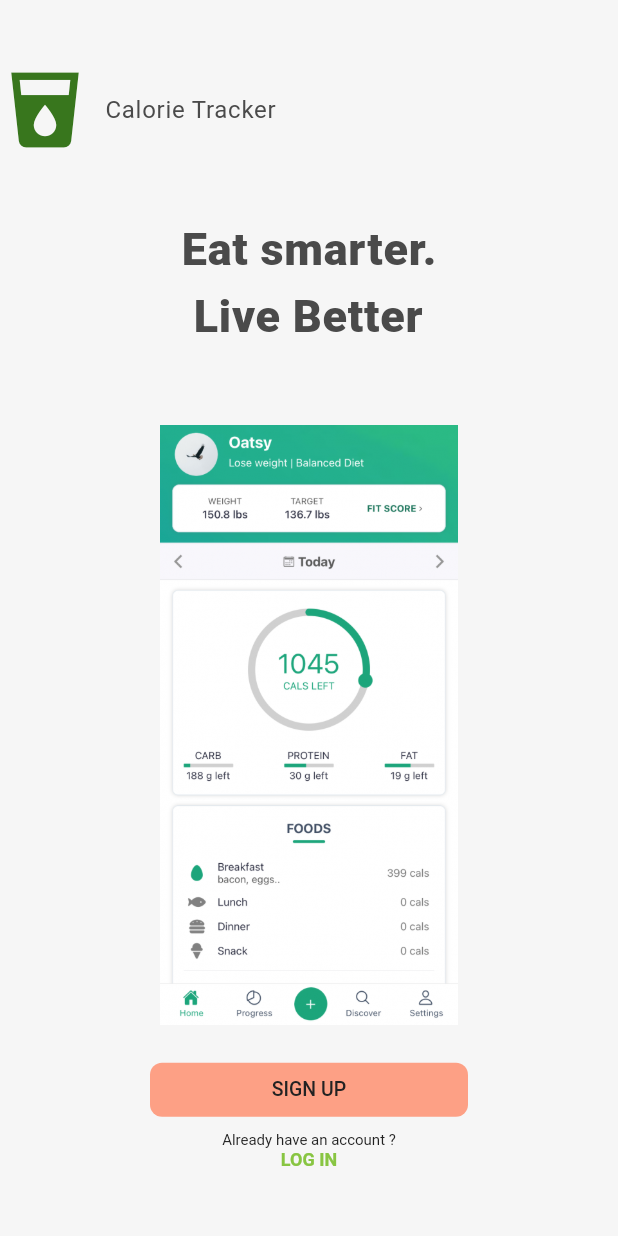
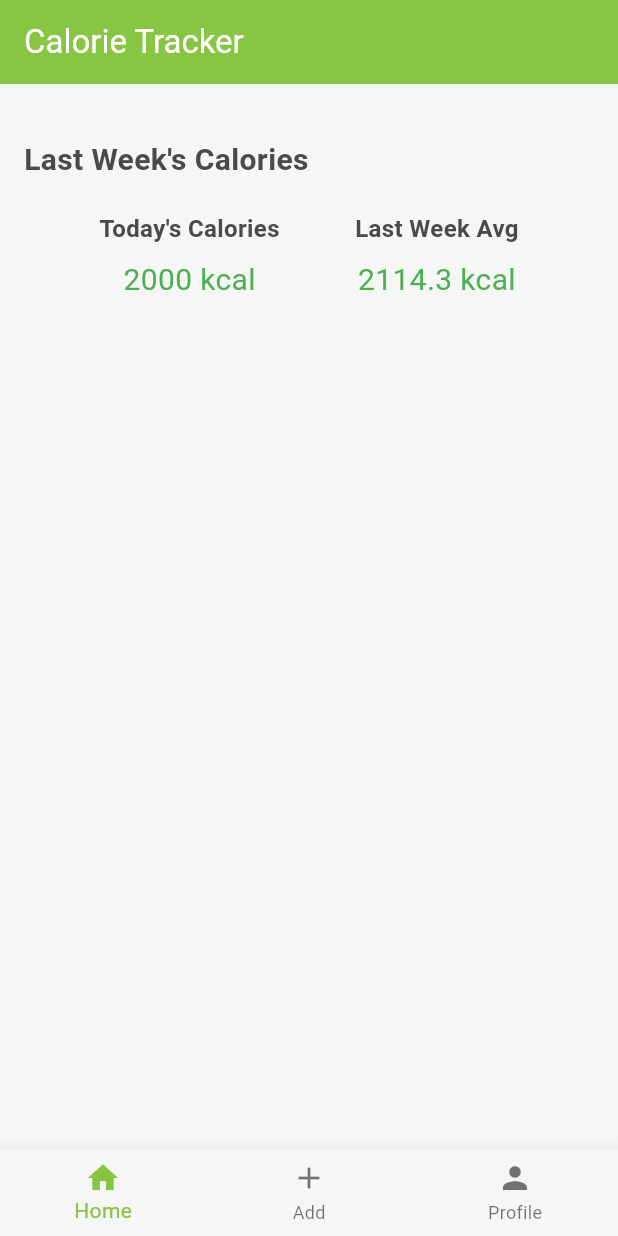
Before and after one commit to UUG4N4A1/calorie_app, a Flutter app: the screen it shows after launch, on a phone screen of 412 x 824 dp. Run offline on Flutter 3.47's test engine with Material 3 defaults, Android fonts, the phone set to English and light mode, and no system bars.

Commit message:
made imporovements
added bottom nav bar and homePage

```diff
--- /dev/null
+++ b/lib/components/my_navigation.dart
@@ -0,0 +1,21 @@
+import 'package:flutter/material.dart';
+
+class MyNavigation extends StatelessWidget {
+  final int currentIndex;
+  final Function(int) onItemTapped;
+
+  MyNavigation({required this.currentIndex, required this.onItemTapped});
+
+  @override
+  Widget build(BuildContext context) {
+    return BottomNavigationBar(
+      currentIndex: currentIndex,
+      onTap: onItemTapped,
+      items: const [
+        BottomNavigationBarItem(label: 'Home', icon: Icon(Icons.home)),
+        BottomNavigationBarItem(label: 'Add', icon: Icon(Icons.add)),
+        BottomNavigationBarItem(label: 'Profile', icon: Icon(Icons.person)),
+      ],
+    );
+  }
+}
--- /dev/null
+++ b/lib/data/calories_data.dart
@@ -0,0 +1,6 @@
+class CaloriesData {
+  // Method to calculate the average of last week's calories
+  static double calculateAverage(List<int> lastWeekCalories) {
+    return lastWeekCalories.reduce((a, b) => a + b) / lastWeekCalories.length;
+  }
+}
--- a/lib/main.dart
+++ b/lib/main.dart
@@ -18,7 +18,6 @@ class MyApp extends StatelessWidget {
         debugShowCheckedModeBanner: false,
         theme: lightMode,
         darkTheme: darkMode,
-        // darkTheme: darkMode,
-        home: LandingPage());
+        home: HomePage());
   }
 }
--- a/lib/pages/home_page.dart
+++ b/lib/pages/home_page.dart
@@ -1,12 +1,51 @@
+import 'package:calorie_app/components/my_navigation.dart';
+import 'package:calorie_app/pages/add_food_page.dart';
+import 'package:calorie_app/pages/home_page_content.dart';
 import 'package:flutter/material.dart';
 
-class HomePage extends StatelessWidget {
-  const HomePage({super.key});
+class HomePage extends StatefulWidget {
+  @override
+  State<HomePage> createState() => _HomePageState();
+}
+
+class _HomePageState extends State<HomePage> {
+  int _currentIndex = 0;
+
+  // Function to handle navigation item tap
+  void _onItemTapped(int index) {
+    setState(() {
+      _currentIndex = index;
+    });
+  }
 
   @override
   Widget build(BuildContext context) {
     return Scaffold(
-
+      appBar: AppBar(
+        title: Text('Calorie Tracker'),
+      ),
+      body: Padding(
+        padding: const EdgeInsets.all(16.0),
+        child: _body(_currentIndex),
+      ),
+      bottomNavigationBar: MyNavigation(
+        currentIndex: _currentIndex,
+        onItemTapped: _onItemTapped,
+      ),
     );
   }
+
+  // Define the body content method
+  Widget _body(int index) {
+    switch (index) {
+      case 0:
+        return HomePageContent();
+      case 1:
+        return AddFoodPage();
+      case 2:
+        return Center(child: Text('Profile Page'));
+      default:
+        return Container();
+    }
+  }
 }
--- /dev/null
+++ b/lib/pages/home_page_content.dart
@@ -0,0 +1,64 @@
+import 'package:calorie_app/data/calories_data.dart';
+import 'package:flutter/material.dart';
+
+class HomePageContent extends StatelessWidget {
+  final List<int> lastWeekCalories = [
+    2200,
+    1800,
+    2000,
+    2500,
+    2300,
+    1900,
+    2100,
+  ];
+
+  final int todayCalories = 2000;
+
+  @override
+  Widget build(BuildContext context) {
+    double averageCalories = CaloriesData.calculateAverage(lastWeekCalories);
+
+    return Column(
+      crossAxisAlignment: CrossAxisAlignment.stretch,
+      children: [
+        SizedBox(height: 20),
+        Text(
+          "Last Week's Calories",
+          style: TextStyle(fontSize: 20, fontWeight: FontWeight.bold),
+        ),
+        SizedBox(height: 20),
+        Row(
+          mainAxisAlignment: MainAxisAlignment.spaceEvenly,
+          children: [
+            Column(
+              children: [
+                Text(
+                  "Today's Calories",
+                  style: TextStyle(fontSize: 16, fontWeight: FontWeight.bold),
+                ),
+                SizedBox(height: 8),
+                Text(
+                  "$todayCalories kcal",
+                  style: TextStyle(fontSize: 20, color: Colors.green),
+                ),
+              ],
+            ),
+            Column(
+              children: [
+                Text(
+                  "Last Week Avg",
+                  style: TextStyle(fontSize: 16, fontWeight: FontWeight.bold),
+                ),
+                SizedBox(height: 8),
+                Text(
+                  "${averageCalories.toStringAsFixed(1)} kcal",
+                  style: TextStyle(fontSize: 20, color: Colors.green),
+                ),
+              ],
+            ),
+          ],
+        ),
+      ],
+    );
+  }
+}
--- a/pubspec.yaml
+++ b/pubspec.yaml
@@ -30,6 +30,11 @@ environment:
 dependencies:
   flutter:
     sdk: flutter
+  camera: ^0.10.0
+  image_picker: ^0.8.7+5
+  flutter_bloc: ^8.1.0
+  json_serializable: ^6.6.0
+  fl_chart: ^0.40.0
 
 
   # The following adds the Cupertino Icons font to your application.
@@ -42,6 +47,7 @@ dependencies:
 dev_dependencies:
   flutter_test:
     sdk: flutter
+  build_runner: ^2.4.0
 
   # The "flutter_lints" package below contains a set of recommended lints to
   # encourage good coding practices. The lint set provided by the package is
```
Also changed, not shown: lib/pages/add_food_page.dart (added, +96 -0 lines), pubspec.lock, 4 other files.
